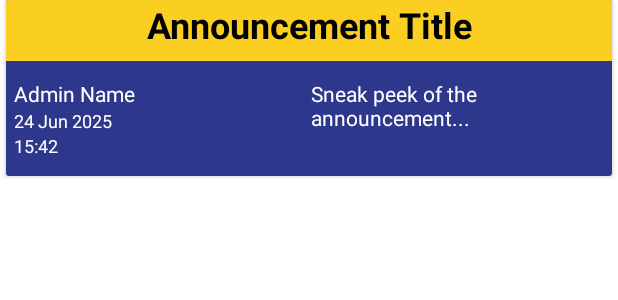
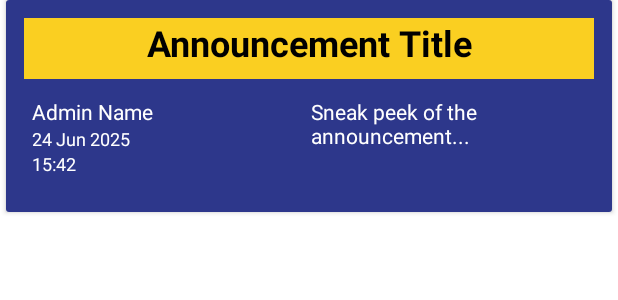
Before and after one commit to InfinityandBeyondSolutions/ANTCiustomDriver, an Android app: the layout announcement_card.xml on its own in the app's theme, with its tools: preview values and no code run, on a phone screen of 412 x 824 dp. Shown: the top 300 px of the screen. Run offline under Robolectric (Android 15) with nearby library versions, the phone set to English and light mode, and no system bars.

Commit message:
Announcement pulls data from firebase and displays them in a card view. Also added a cute 3d animation to the card flip. Fixed the main activity and added connections to the relevant pages.

```diff
--- a/app/src/main/AndroidManifest.xml
+++ b/app/src/main/AndroidManifest.xml
@@ -1,6 +1,8 @@
 <?xml version="1.0" encoding="utf-8"?>
 <manifest xmlns:android="http://schemas.android.com/apk/res/android"
     xmlns:tools="http://schemas.android.com/tools">
+
+    <uses-permission android:name="android.permission.INTERNET"/>
 
     <application
         android:allowBackup="true"
--- a/app/src/main/res/layout/announcement_card.xml
+++ b/app/src/main/res/layout/announcement_card.xml
@@ -1,22 +1,32 @@
-<?xml version="1.0" encoding="utf-8"?>
 <androidx.cardview.widget.CardView
+    android:id="@+id/announcementCard"
     xmlns:android="http://schemas.android.com/apk/res/android"
     android:layout_width="match_parent"
     android:layout_height="wrap_content"
     android:layout_marginBottom="12dp"
     android:layout_marginHorizontal="4dp"
     android:elevation="4dp"
-    android:padding="12dp"
     android:clickable="true"
     android:focusable="true"
+    android:padding="0dp">
 
-    android:id="@+id/announcementCard">
+    <FrameLayout
+        android:id="@+id/cardContainer"
+        android:layout_width="match_parent"
+        android:layout_height="wrap_content"
+        android:layout_gravity="center"
+        android:clipChildren="false"
+        android:clipToPadding="false">
 
+    <!-- Front Side -->
     <LinearLayout
+        android:id="@+id/frontView"
         android:layout_width="match_parent"
         android:layout_height="wrap_content"
         android:background="@color/navyblue"
-        android:orientation="vertical">
+        android:orientation="vertical"
+        android:padding="12dp"
+       >
 
         <!-- Title -->
         <TextView
@@ -87,4 +97,36 @@
         </LinearLayout>
 
     </LinearLayout>
+
+
+        <!-- Back Side -->
+        <LinearLayout
+            android:id="@+id/backView"
+            android:layout_width="match_parent"
+            android:layout_height="wrap_content"
+            android:orientation="vertical"
+            android:background="@color/navyblue"
+            android:padding="16dp"
+            android:visibility="gone"
+           >
+
+            <TextView
+                android:id="@+id/fullMessage"
+                android:layout_width="match_parent"
+                android:layout_height="wrap_content"
+                android:text="Full message goes here"
+                android:textColor="@android:color/white"
+                android:textSize="14sp"
+                android:paddingBottom="12dp" />
+
+            <Button
+                android:id="@+id/viewAttachmentButton"
+                android:layout_width="wrap_content"
+                android:layout_height="wrap_content"
+                android:text="View Attachment"
+                android:backgroundTint="@color/antyellow"
+                android:textColor="@color/navyblue" />
+        </LinearLayout>
+
+    </FrameLayout>
 </androidx.cardview.widget.CardView>
```
Also changed, not shown: app/src/main/java/com/ibs/ibs_antdrivers/Announcement.kt (added, +11 -0 lines), app/src/main/java/com/ibs/ibs_antdrivers/AnnouncementsAdapter.kt (added, +129 -0 lines), app/src/main/java/com/ibs/ibs_antdrivers/AnnouncementsFragment.kt (+52 -9 lines), app/src/main/java/com/ibs/ibs_antdrivers/HomeFragment.kt (added, +30 -0 lines), app/src/main/java/com/ibs/ibs_antdrivers/MainActivity.kt (+66 -6 lines), app/src/main/res/layout/fragment_home.xml (added, +50 -0 lines).
